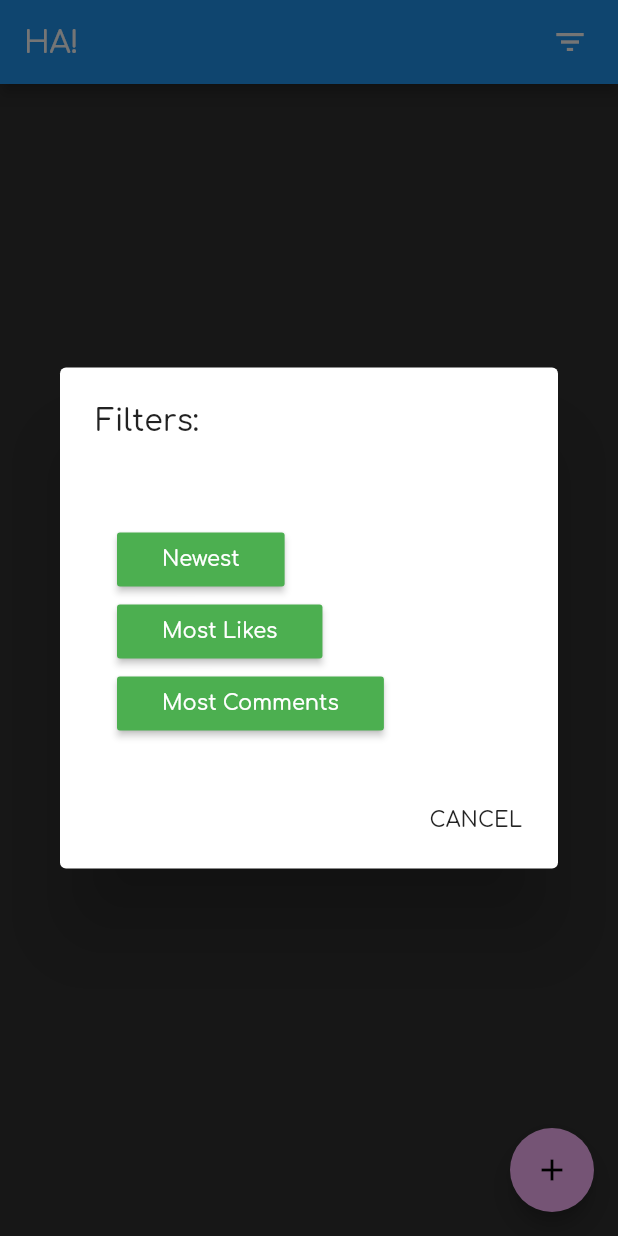
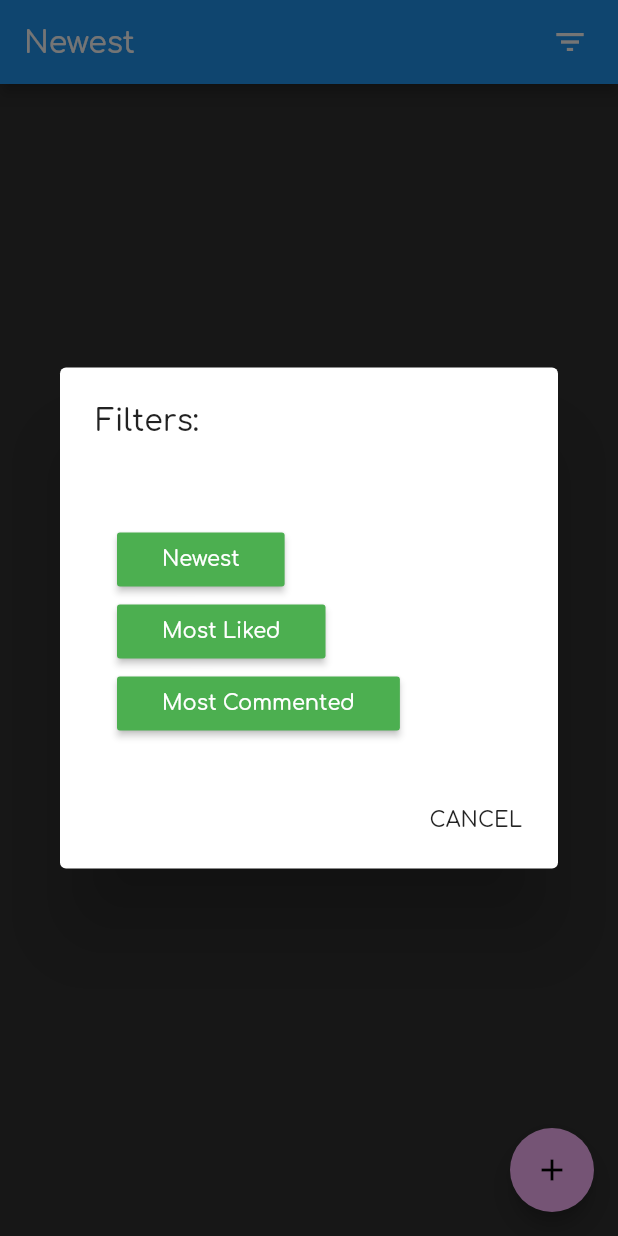
Before and after one commit to benfrank241/tap_in, a Flutter app: the MainFeed screen opened directly, after a tap on the "filter list" icon, on a phone screen of 412 x 824 dp. Run offline on Flutter 3.47's test engine with Material 2 defaults, Android fonts, the phone set to English and light mode, and no system bars; our stand-ins replace cloud_firestore, firebase_auth, firebase_core, flutter_settings_screens, fluttertoast, font_awesome_flutter and 4 more; accounts and stored records are empty.

Commit message:
Half Implemented Features

```diff
--- a/tapin/lib/screens/feed/MainFeed.dart
+++ b/tapin/lib/screens/feed/MainFeed.dart
@@ -17,6 +17,8 @@ class MainFeed extends StatefulWidget {
 class _MainFeed extends State<MainFeed> {
   Stream? PostsStream;
 
+  String FilterState = 'Newest';
+
   @override
   void initState() {
     getposts();
@@ -24,11 +26,25 @@ class _MainFeed extends State<MainFeed> {
   }
 
   getposts() async {
-    Wrapper().getAllPosts().then((val) {
-      setState(() {
-        PostsStream = val;
+    if (FilterState == 'Newest') {
+      Wrapper().getAllPosts().then((val) {
+        setState(() {
+          PostsStream = val;
+        });
       });
-    });
+    } else if (FilterState == 'Most Liked') {
+      Wrapper().getAllPosts().then((val) {
+        setState(() {
+          PostsStream = val;
+        });
+      });
+    } else if (FilterState == 'Most Commented') {
+      Wrapper().getAllPosts().then((val) {
+        setState(() {
+          PostsStream = val;
+        });
+      });
+    }
   }
 
   Widget AllPostList() {
@@ -168,19 +184,31 @@ class _MainFeed extends State<MainFeed> {
                   child: Text("Newest"),
                   textColor: Colors.white,
                   color: Colors.green,
-                  onPressed: () {},
+                  onPressed: () {
+                    FilterState = "Newest";
+                    getposts();
+                    Navigator.pop(context);
+                  },
                 ),
                 RaisedButton(
-                  child: Text("Most Likes"),
+                  child: Text("Most Liked"),
                   textColor: Colors.white,
                   color: Colors.green,
-                  onPressed: () {},
+                  onPressed: () {
+                    FilterState = "Most Liked";
+                    getposts();
+                    Navigator.pop(context);
+                  },
                 ),
                 RaisedButton(
-                  child: Text("Most Comments"),
+                  child: Text("Most Commented"),
                   textColor: Colors.white,
                   color: Colors.green,
-                  onPressed: () {},
+                  onPressed: () {
+                    FilterState = "Most Commented";
+                    getposts();
+                    Navigator.pop(context);
+                  },
                 ),
               ],
             ),
@@ -199,7 +227,7 @@ class _MainFeed extends State<MainFeed> {
   @override
   Widget build(BuildContext context) {
     return Scaffold(
-      appBar: AppBar(title: Text('HA!'), actions: [
+      appBar: AppBar(title: Text('${FilterState}'), actions: [
         Padding(
             padding: EdgeInsets.only(right: 20.0),
             child: GestureDetector(
```
